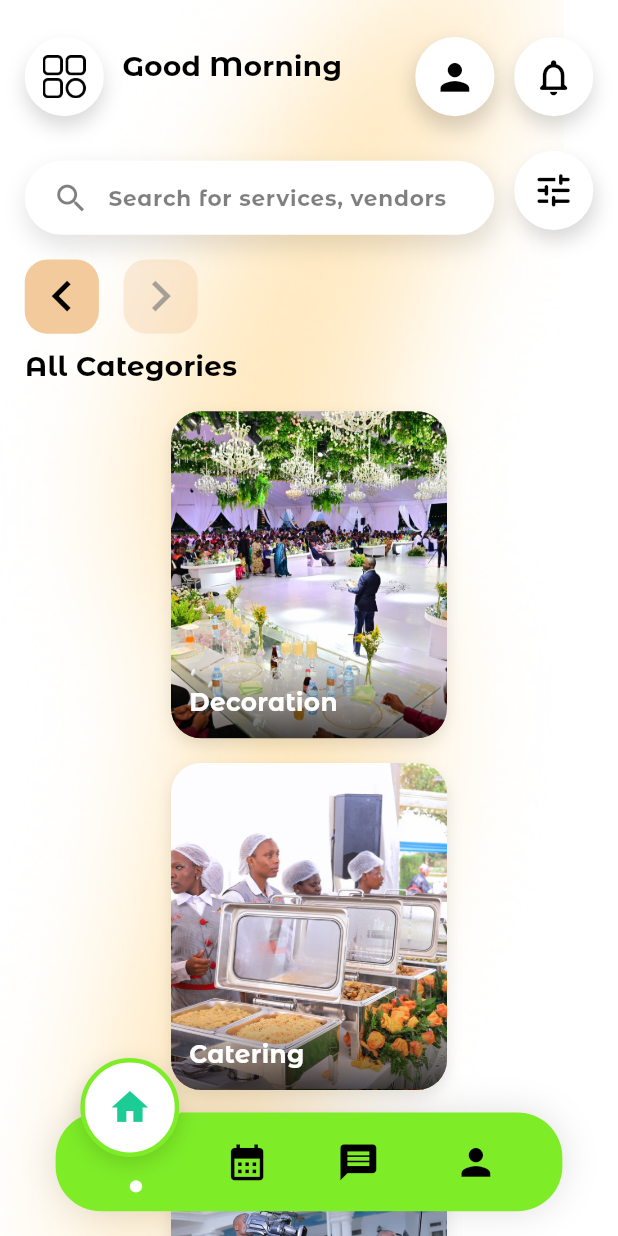
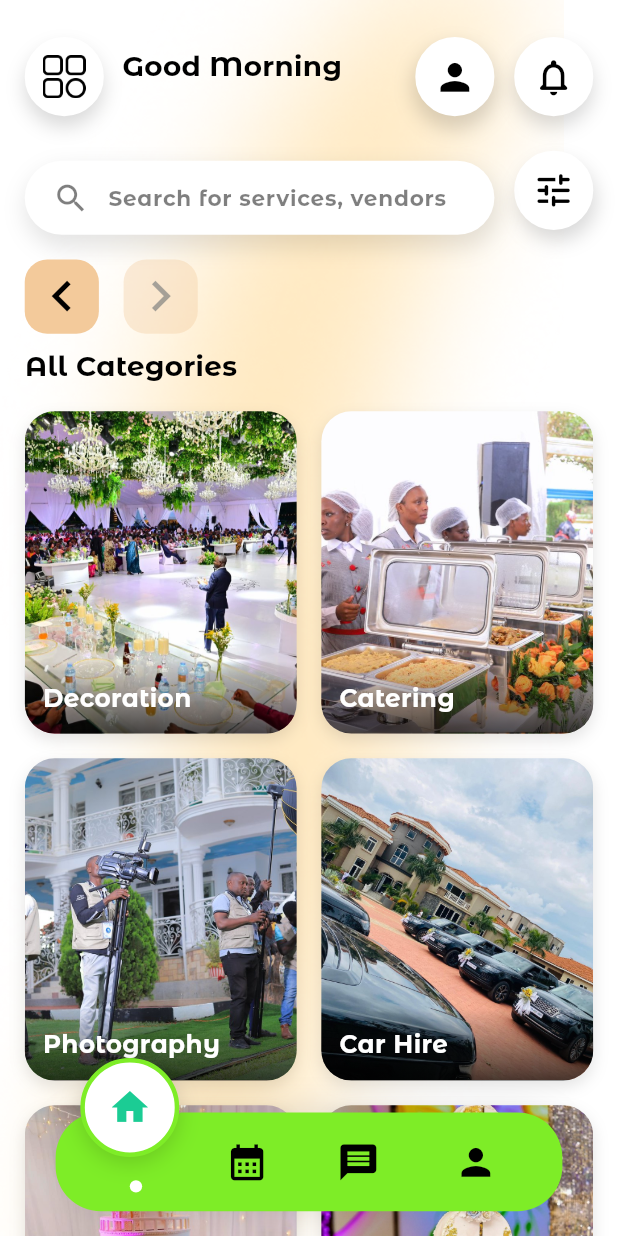
Before and after one commit to Alvin11David/Events-Uganda, a Flutter app: the AllCategoriesScreen screen opened directly, on a phone screen of 412 x 824 dp. Run offline on Flutter 3.47's test engine with Material 3 defaults, Android fonts, the phone set to English and light mode, and no system bars; our stand-ins replace cloud_firestore, firebase_auth, firebase_core, firebase_messaging, google_sign_in, shared_preferences and 1 more; accounts and stored records are empty.

```diff
--- a/events_uganda/lib/Users/Customers/All_Categories_Screen.dart
+++ b/events_uganda/lib/Users/Customers/All_Categories_Screen.dart
@@ -684,9 +684,13 @@ class _AllCategoriesScreenState extends State<AllCategoriesScreen>
     String title,
     double screenWidth,
   ) {
+    final cardWidth =
+        (screenWidth - (screenWidth * 0.04 * 2) - (screenWidth * 0.04)) / 2;
+    final cardHeight = cardWidth * 1.185;
+
     return Container(
-      width: 184,
-      height: 218,
+      width: cardWidth,
+      height: cardHeight,
       decoration: BoxDecoration(
         borderRadius: BorderRadius.circular(20),
         boxShadow: [
@@ -703,8 +707,8 @@ class _AllCategoriesScreenState extends State<AllCategoriesScreen>
             borderRadius: BorderRadius.circular(20),
             child: Image.asset(
               imagePath,
-              width: 184,
-              height: 218,
+              width: cardWidth,
+              height: cardHeight,
               fit: BoxFit.cover,
             ),
           ),
```
